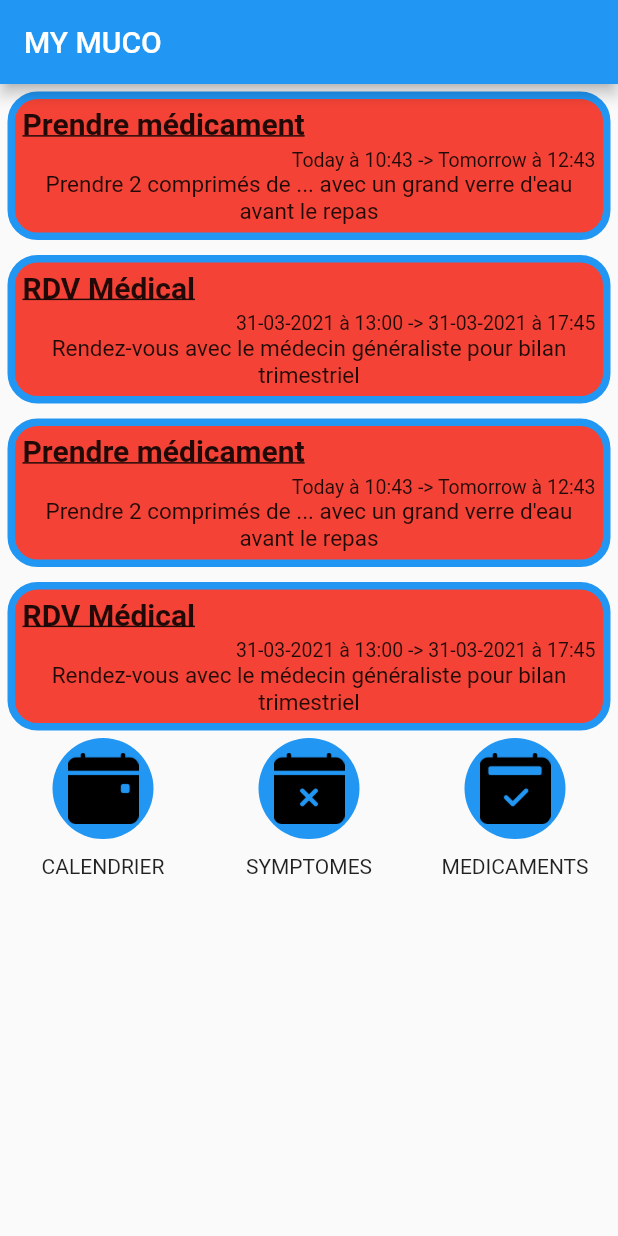
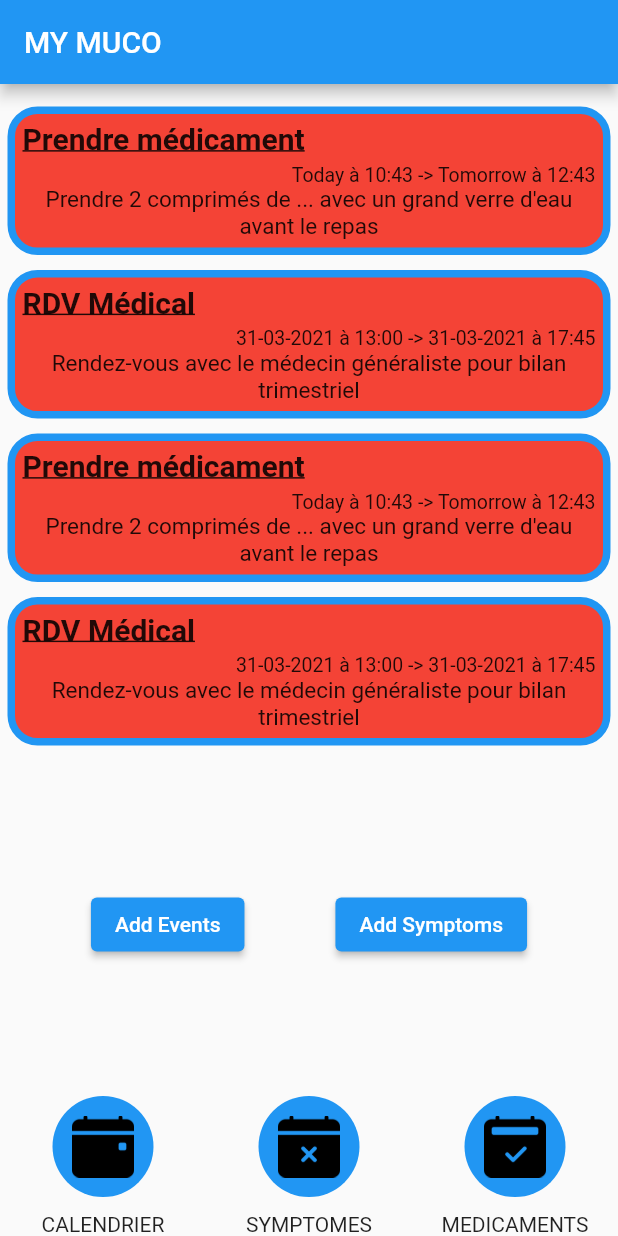
Before and after one commit to Kritor-cyber/MaMuco, a Flutter app: the screen it shows after launch, on a phone screen of 412 x 824 dp. Run offline on Flutter 3.47's test engine with Material 2 defaults, Android fonts, the phone set to English and light mode, and no system bars.

Commit message:
Verifying the last merge

```diff
--- a/lib/mainPage.dart
+++ b/lib/mainPage.dart
@@ -45,7 +45,10 @@ class mainPage extends StatelessWidget {
         appBar: AppBar(
           title: Text(language.getAppName()),
         ),
-        body: Column(
+        body: Container(
+          margin: EdgeInsets.only(top: 10),
+          child: Column(
+          mainAxisAlignment: MainAxisAlignment.spaceBetween,
           children: [
               Column(
                 children: [
@@ -53,22 +56,18 @@ class mainPage extends StatelessWidget {
                   info2.getWidget(),
                 ]
               ),
-              getAddingBar(),
+              Row(
+                mainAxisAlignment: MainAxisAlignment.spaceEvenly,
+                children: [
+                  getAddingBarEvents(context),
+                  getAddingBarSymptoms(context),
+                ],
+              ),
               getFastAccessBar(),
             ],
           ),
+        ),
         );
-  }
-
-  Widget getAddingBar() {
-    return Container (
-      color: Colors.blue,
-      child: Row(
-        children: [
-
-        ],
-      ),
-    );
   }
 
   Widget getFastAccessBar() {
@@ -97,7 +96,7 @@ class mainPage extends StatelessWidget {
               ),
               child: Container(
                 //margin: EdgeInsets.only(left: 40, right: 40),
-                padding: EdgeInsets.all(10),
+                padding: EdgeInsets.all(13),
                 child: Image(
                   image: AssetImage(iconName),
                   fit: BoxFit.contain,
```
